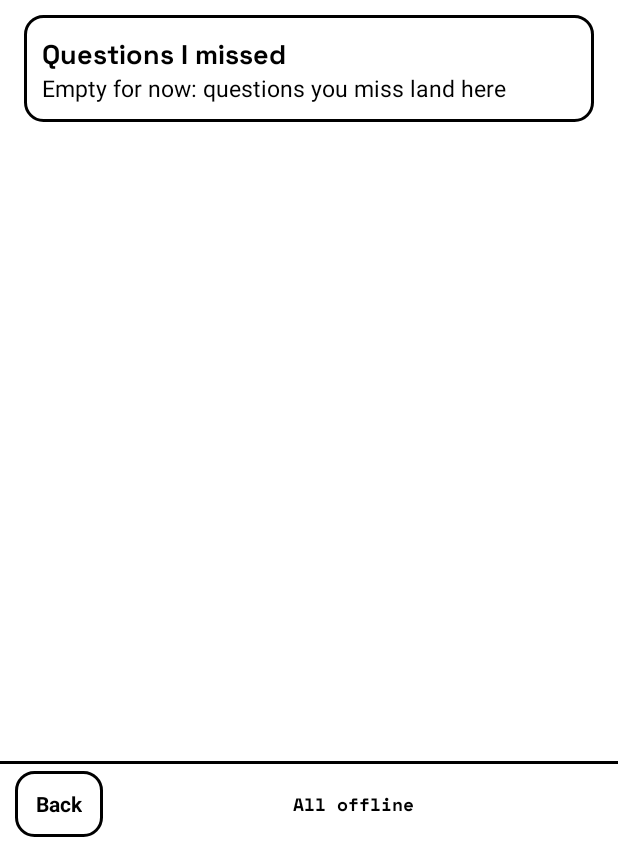
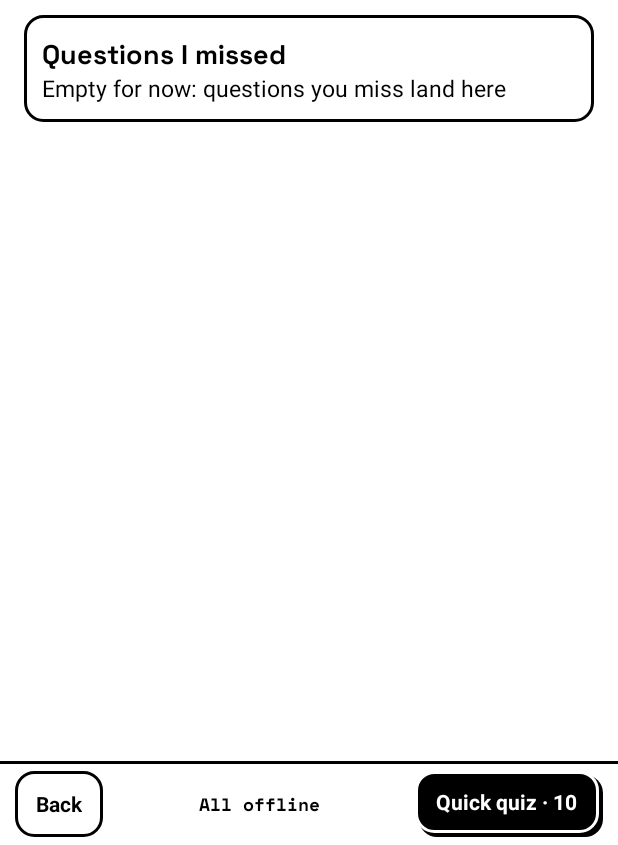
Before and after one commit to kxrz/readmeclub-android11, an Android app: the GamesActivity screen opened directly, with no data from a screen before it, after a tap on "Learn", on a phone screen of 412 x 824 dp, the part 391-1236 px from its top. Run offline under Robolectric (Android 15) with nearby library versions, the phone set to English and light mode, and no system bars; network calls fail; pictures from the network do not load.

Commit message:
Learn quick quiz, flashcard timing and hint, Stacks stat boxes
Co-Authored-By: Claude Opus 5.5 <noreply@anthropic.com>
Claude-Session: https://claude.ai/code/session_01NahMdMMN1bA7BfPHUw7nqh

```diff
--- a/app/src/main/java/club/readme/android/game/GamesActivity.kt
+++ b/app/src/main/java/club/readme/android/game/GamesActivity.kt
@@ -38,7 +38,10 @@ class GamesActivity : Activity() {
         tabPlay.setOnClickListener { showTab(learn = false) }
         tabLearn.setOnClickListener { showTab(learn = true) }
         findViewById<View>(R.id.back).setOnClickListener { finish() }
-        resume.setOnClickListener { open(SudokuActivity::class.java) }
+        resume.setOnClickListener {
+            if (tabLearn.isSelected) startActivity(QuizActivity.intent(this, LearnStore(this).bundled.first().id))
+            else open(SudokuActivity::class.java)
+        }
         findViewById<View>(R.id.game_stacks).setOnClickListener { open(StacksActivity::class.java) }
         findViewById<View>(R.id.game_sudoku).setOnClickListener { open(SudokuActivity::class.java) }
         findViewById<View>(R.id.game_mines).setOnClickListener { open(MinesActivity::class.java) }
@@ -48,9 +51,10 @@ class GamesActivity : Activity() {
 
     private fun open(activity: Class<out Activity>) = startActivity(Intent(this, activity))
 
-    /** Resume Sudoku is Play's main action; Learn has none of its own. */
+    /** The main action: Resume Sudoku on Play (when there is one), a quick quiz on Learn. */
     private fun updateResume() {
-        resume.visibility = if (tabPlay.isSelected && store.hasSudoku) View.VISIBLE else View.GONE
+        (resume as TextView).setText(if (tabLearn.isSelected) R.string.learn_quick_quiz else R.string.games_resume)
+        resume.visibility = if (tabLearn.isSelected || store.hasSudoku) View.VISIBLE else View.GONE
     }
 
     private fun showTab(learn: Boolean) {
--- a/app/src/main/res/values/strings.xml
+++ b/app/src/main/res/values/strings.xml
@@ -150,6 +150,10 @@
     <string name="cards_knew">I knew it</string>
     <string name="cards_not_yet">Not yet</string>
     <string name="cards_show">Show answer</string>
+    <string name="cards_hint">Think of the answer, then tap Show answer.</string>
+    <string name="cards_knew_back">I knew it · back in %1$d sessions</string>
+    <string name="cards_knew_done">I knew it · leaves the deck</string>
+    <string name="cards_not_yet_back">Not yet · back next session</string>
     <string name="cards_box">Box %1$d / %2$d</string>
     <string name="cards_finish">Done</string>
     <string name="cards_empty">No cards yet. Every question you miss in a quiz becomes a card here, until you know it three times in a row.</string>
@@ -159,6 +163,7 @@
     </plurals>
     <string name="games_offline">All offline</string>
     <string name="games_resume">Resume Sudoku</string>
+    <string name="learn_quick_quiz">Quick quiz · 10</string>
     <string name="games_best">Best %1$s</string>
     <string name="games_sudoku_meta">%1$d × %2$d · Easy, Medium, Hard</string>
     <string name="games_sudoku_progress">In progress · %1$d / %2$d</string>
@@ -208,7 +213,7 @@
     <string name="stacks_bag_label">Bag · %1$d / %2$d · tap an item</string>
     <string name="stacks_use_short">Use</string>
     <string name="stacks_drop_short">Drop</string>
-    <string name="stacks_best">Best floor %1$d · %2$d deaths</string>
+    <string name="stacks_best">Best floor %1$d</string>
     <string name="stacks_back_to_fight">Fight</string>
     <string name="stacks_achievements">Achievements</string>
     <string name="sudoku_easy">Easy</string>
```
Also changed, not shown: app/src/main/java/club/readme/android/game/stacks/StacksActivity.kt (+26 -2 lines), app/src/main/java/club/readme/android/learn/FlashcardsActivity.kt (+10 -0 lines), app/src/main/res/layout/flashcards.xml (+10 -1 lines), 1 other file.
